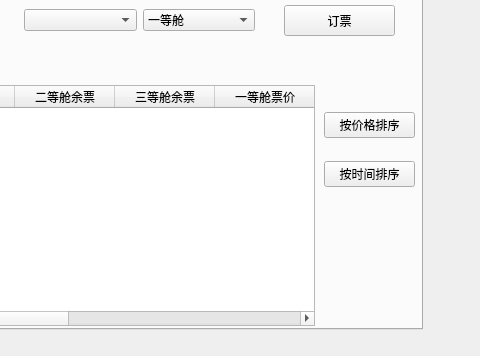
This is ticketmanagesystem.ui in Ecazy/TicketManageSystem as Qt 5 draws it before an edit; both pictures show x 498 to 978 and y 91 to 447 of the 978 by 447 pixel window. The edited form follows.
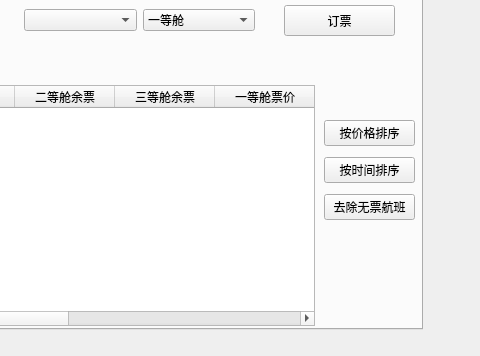
This is the edited form.

```diff
--- a/ticketmanagesystem.ui
+++ b/ticketmanagesystem.ui
@@ -363,7 +363,7 @@
      <property name="geometry">
       <rect>
        <x>810</x>
-       <y>140</y>
+       <y>160</y>
        <width>91</width>
        <height>111</height>
       </rect>
@@ -383,6 +383,13 @@
         </property>
        </widget>
       </item>
+      <item>
+       <widget class="QPushButton" name="RemoveNo">
+        <property name="text">
+         <string>去除无票航班</string>
+        </property>
+       </widget>
+      </item>
      </layout>
     </widget>
     <widget class="QLabel" name="label_6">
```
